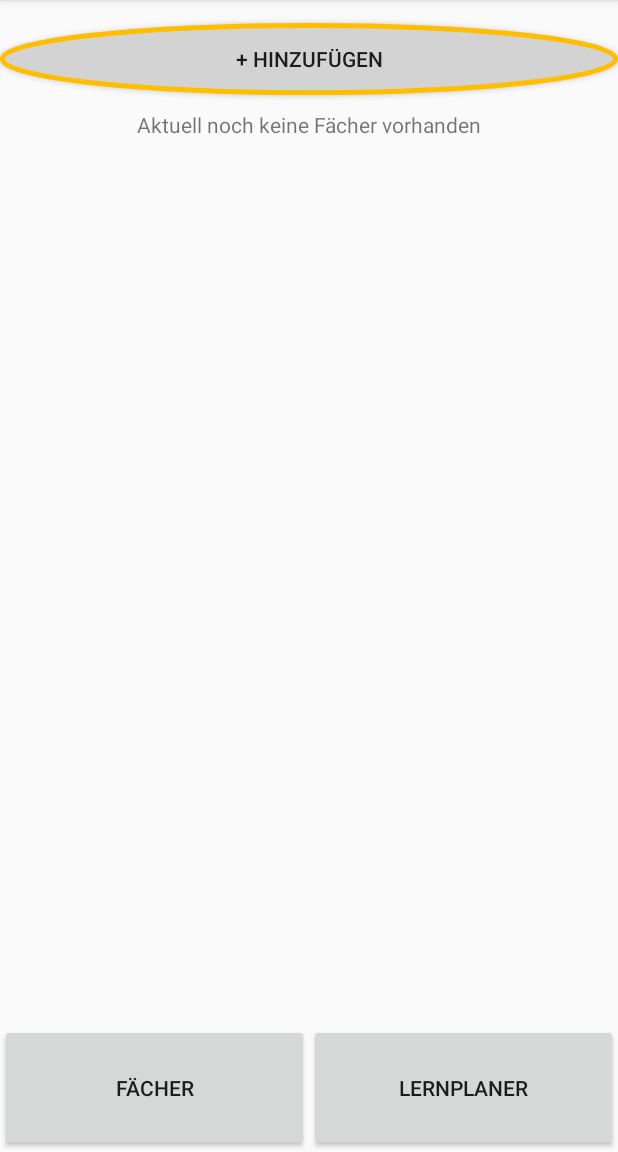
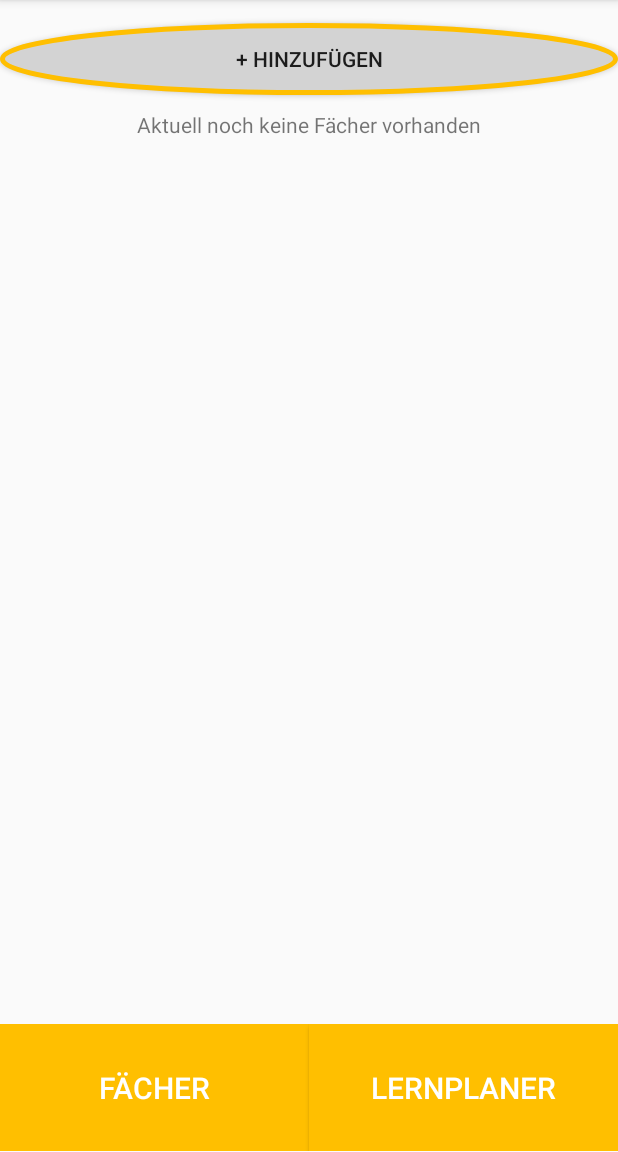
Before and after one commit to timokrapf/SICSmartIndexCards, an Android app: the screen it shows after launch (StartActivity), on a phone screen of 412 x 824 dp, the part 84-1236 px from its top. Run offline under Robolectric (Android 15) with nearby library versions, the phone set to English and light mode, and no system bars.

Commit message:
Anfang der ersten Activity 2

```diff
--- a/app/src/main/java/com/example/timokrapf/sic_smartindexcards/StartActivity.java
+++ b/app/src/main/java/com/example/timokrapf/sic_smartindexcards/StartActivity.java
@@ -2,21 +2,30 @@ package com.example.timokrapf.sic_smartindexcards;
 
 import android.support.v7.app.AppCompatActivity;
 import android.os.Bundle;
+import android.view.View;
+import android.widget.ArrayAdapter;
 import android.widget.Button;
 import android.widget.ListView;
 import android.widget.TextView;
+
+import java.util.ArrayList;
 
 public class StartActivity extends AppCompatActivity {
 
     private ListView listView;
     private TextView emptyListText;
-    private Button addSubjectButton;
+    private Button addSubjectButton, subjectButton, scheduleButton;
+    private ArrayList<String> subjectList;
+    private ArrayAdapter<String> arrayAdapter;
+
 
     @Override
     protected void onCreate(Bundle savedInstanceState) {
         super.onCreate(savedInstanceState);
         setContentView(R.layout.activity_start);
         initUI();
+        initButtons();
+        setClickListener();
     }
 
     private void initUI() {
@@ -24,4 +33,34 @@ public class StartActivity extends AppCompatActivity {
       emptyListText = (TextView) findViewById(R.id.empty_list_id);
       listView.setEmptyView(emptyListText);
     }
+
+    private void initButtons() {
+        subjectButton = (Button) findViewById(R.id.subject_button_id);
+        addSubjectButton = (Button) findViewById(R.id.add_subject_button_id);
+        scheduleButton = (Button) findViewById(R.id.schedule_planner_button_id);
+        subjectButton.setEnabled(false);
+    }
+
+    private void setClickListener() {
+        scheduleButton.setOnClickListener(new View.OnClickListener() {
+            @Override
+            public void onClick(View v) {
+                scheduleButtonClicked();
+            }
+        });
+        addSubjectButton.setOnClickListener(new View.OnClickListener() {
+            @Override
+            public void onClick(View v) {
+                addSubjectButtonClicked();
+            }
+        });
+    }
+
+    private void addSubjectButtonClicked() {
+
+    }
+
+    private void scheduleButtonClicked() {
+
+    }
 }
--- a/app/src/main/res/layout/activity_start.xml
+++ b/app/src/main/res/layout/activity_start.xml
@@ -46,13 +46,19 @@
             android:layout_height="match_parent"
             android:layout_weight="0.5"
             android:text="@string/subject_button"
-            android:id="@+id/subject_button_id"/>
+            android:id="@+id/subject_button_id"
+            android:background="@color/colorPrimary"
+            android:textColor="@android:color/white"
+            android:textSize="20sp"/>
         <Button
             android:layout_width="0dp"
             android:layout_height="match_parent"
             android:layout_weight="0.5"
             android:text="@string/schedule_planner"
-            android:id="@+id/schedule_planner_button_id"/>
+            android:id="@+id/schedule_planner_button_id"
+            android:background="@color/colorPrimary"
+            android:textColor="@android:color/white"
+            android:textSize="20sp"/>
 
     </LinearLayout>
 
```
